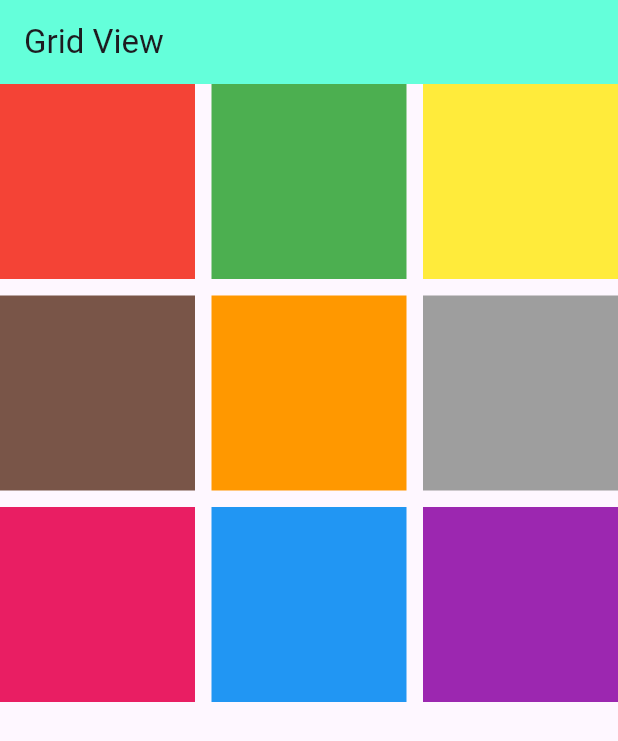
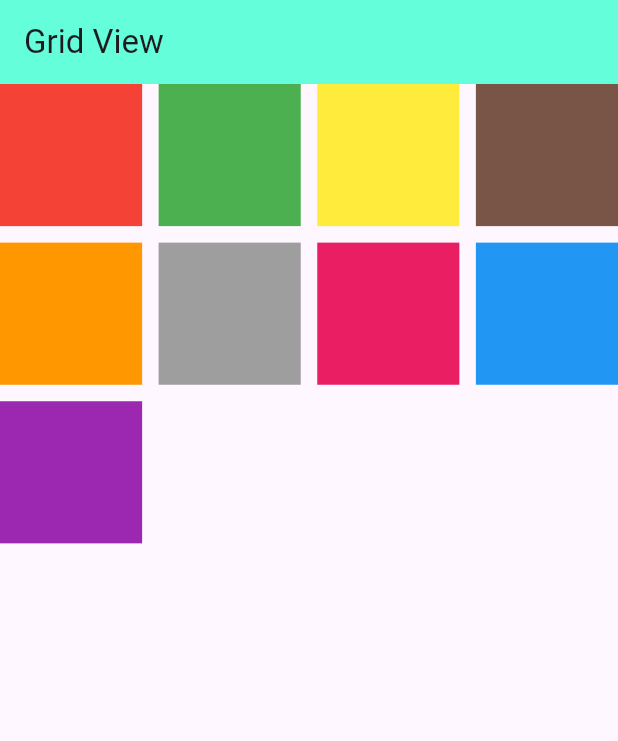
Before and after one commit to Piyushbhatt7/Flutter-Widgets, a Flutter app: the screen it shows after launch, on a phone screen of 412 x 824 dp. Shown: the top 741 px of the screen. Run offline on Flutter 3.47's test engine with Material 3 defaults, Android fonts, the phone set to English and light mode, and no system bars.

Commit message:
GridView

```diff
--- a/lib/GridView.dart
+++ b/lib/GridView.dart
@@ -42,7 +42,7 @@ class Gridview extends StatelessWidget {
       // ),
 
 
-      body: GridView.count(crossAxisCount: 3, // devide the row
+      body: GridView.extent(maxCrossAxisExtent: 100, // devide the row
       crossAxisSpacing: 11,
       mainAxisSpacing: 11,
       children: [
```
